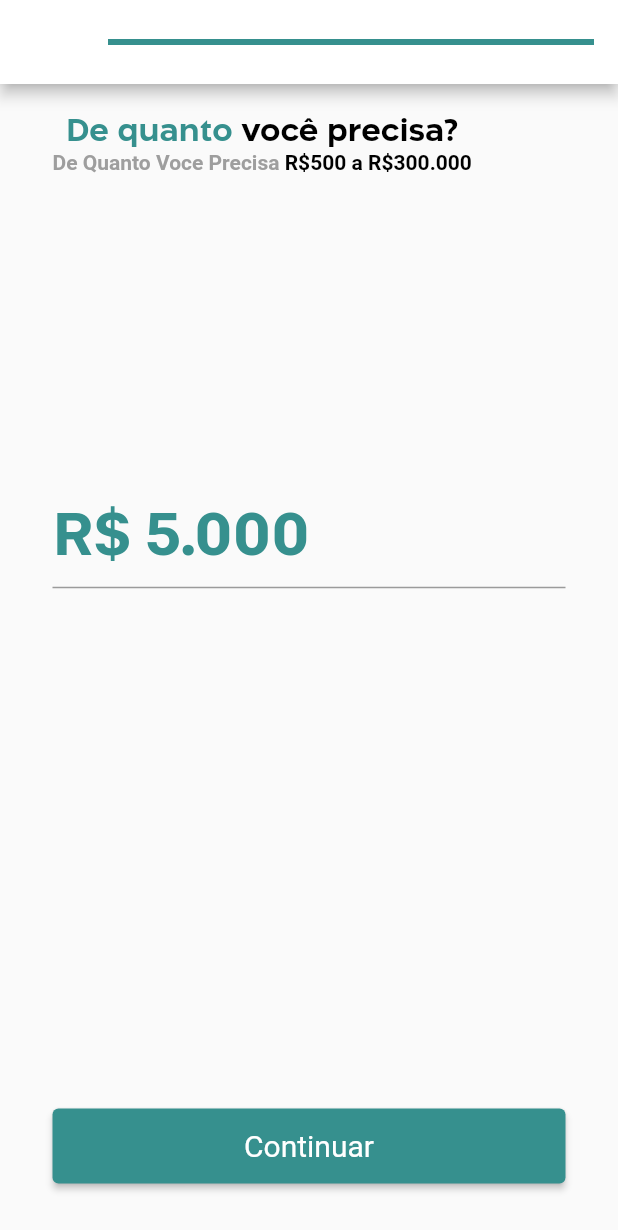
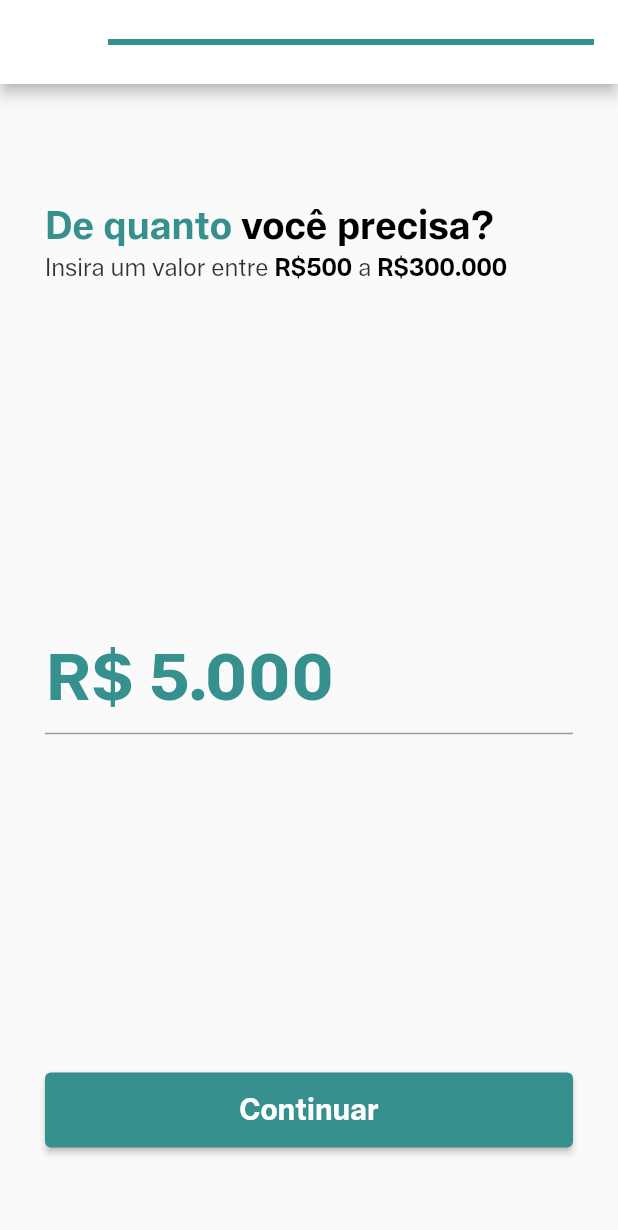
Before and after one commit to artbarbosa/credit_simulator, a Flutter app: the screen it shows after launch, after a tap on "Continuar", on a phone screen of 412 x 824 dp. Shown: the top 1230 px of the screen. Run offline on Flutter 3.47's test engine with Material 2 defaults, Android fonts, the phone set to English and light mode, and no system bars; our stand-ins replace dio, get_it; accounts and stored records are empty.

Commit message:
Initial Commit

```diff
--- /dev/null
+++ b/lib/src/core/shared/consts/app_text_style_const.dart
@@ -0,0 +1,62 @@
+import 'package:flutter/material.dart';
+
+import 'app_colors_const.dart';
+
+class AppTextStylesConst {
+  static const titlesBlack = TextStyle(
+    fontSize: 26,
+    fontFamily: 'Cabrion',
+    color: Colors.black,
+    fontWeight: FontWeight.w700,
+  );
+  static const titlesPrimary = TextStyle(
+    fontSize: 26,
+    fontFamily: 'Cabrion',
+    color: AppColorsConst.primary,
+    fontWeight: FontWeight.w700,
+  );
+
+  static final subtitlesRegular = TextStyle(
+    fontSize: 16,
+    fontFamily: 'Cabrion',
+    color: Colors.black.withOpacity(0.8),
+  );
+  static const subtitlesBold = TextStyle(
+    fontSize: 16,
+    fontFamily: 'Cabrion',
+    color: Colors.black,
+    fontWeight: FontWeight.w700,
+  );
+
+  static const numberTitle = TextStyle(
+    fontSize: 45,
+    fontFamily: 'Abitare',
+    color: AppColorsConst.primary,
+  );
+
+  static const textButtonrPrimary = TextStyle(
+    fontSize: 17,
+    fontFamily: 'Cabrion',
+    color: AppColorsConst.primary,
+    fontWeight: FontWeight.w700,
+  );
+  static const buttonPrimary = TextStyle(
+    fontSize: 20,
+    fontFamily: 'Cabrion',
+    color: Colors.white,
+    fontWeight: FontWeight.w700,
+  );
+
+  static final titleSlideRegular = TextStyle(
+    fontSize: 18,
+    fontFamily: 'Cabrion',
+    color: Colors.black.withOpacity(0.85),
+    fontWeight: FontWeight.w700,
+  );
+  static const titleSlideBold = TextStyle(
+    fontSize: 18,
+    fontFamily: 'Cabrion',
+    color: Colors.black,
+    fontWeight: FontWeight.w700,
+  );
+}
--- a/lib/src/core/shared/ui/widget/custom_buttom.dart
+++ b/lib/src/core/shared/ui/widget/custom_buttom.dart
@@ -1,29 +1,32 @@
 import 'package:flutter/material.dart';
+
+import '../../consts/app_text_style_const.dart';
 
 class CustomButton extends StatelessWidget {
   const CustomButton(
       {Key? key,
       required this.onPressed,
-      required this.currentSize,
+      required this.width,
       required this.label})
       : super(key: key);
   final void Function() onPressed;
-  final Size currentSize;
+  final double width;
   final String label;
   @override
   Widget build(BuildContext context) {
-    return Flexible(
-      child: Align(
+    return Align(
       alignment: Alignment.bottomCenter,
       child: SizedBox(
-          width: currentSize.width,
+        width: width,
         height: 50,
         child: ElevatedButton(
           style: ButtonStyle(
               textStyle:
                   MaterialStateProperty.all(const TextStyle(fontSize: 20))),
           onPressed: onPressed,
-            child: Text(label),
+          child: Text(
+            label,
+            style: AppTextStylesConst.buttonPrimary,
           ),
         ),
       ),
--- a/lib/src/modules/credit/submodules/simulator_credit/router/simulator_credit_router.dart
+++ b/lib/src/modules/credit/submodules/simulator_credit/router/simulator_credit_router.dart
@@ -4,8 +4,8 @@ import '../ui/credit_result/route/credit_result_arguments.dart';
 import '../ui/credit_result/route/credit_result_route.dart';
 import '../ui/input_amount/route/input_amount_arguments.dart';
 import '../ui/input_amount/route/input_amount_route.dart';
-import '../ui/input_options/input_options_arguments.dart';
-import '../ui/input_options/input_options_route.dart';
+import '../ui/input_options/route/input_options_arguments.dart';
+import '../ui/input_options/route/input_options_route.dart';
 import '../ui/input_user/route/input_user_route.dart';
 
 class SimulatorCreditRouter extends StatelessWidget {
--- a/lib/src/modules/credit/submodules/simulator_credit/ui/input_amount/page/input_amount_page.dart
+++ b/lib/src/modules/credit/submodules/simulator_credit/ui/input_amount/page/input_amount_page.dart
@@ -2,7 +2,8 @@ import 'package:flutter/material.dart';
 import 'package:rispar_credit_simulator/src/core/shared/ui/widget/custom_buttom.dart';
 
 import '../../../../../../../core/shared/consts/app_colors_const.dart';
-import '../../input_options/input_options_arguments.dart';
+import '../../../../../../../core/shared/consts/app_text_style_const.dart';
+import '../../input_options/route/input_options_arguments.dart';
 import '../controller/input_amount_controller.dart';
 import '../route/input_amount_arguments.dart';
 import '../utils/currency_value_mask.dart';
@@ -23,78 +24,57 @@ class InputValuePage extends StatelessWidget {
           value: 0.33,
         ),
       ),
-      body: Form(
+      body: SingleChildScrollView(
+        child: Form(
           key: controller.formKey,
+          child: SizedBox(
+            height: currentSize.height - 80,
             child: Padding(
-          padding:
-              const EdgeInsets.only(left: 35, right: 35, bottom: 35, top: 20),
+              padding: const EdgeInsets.only(
+                  left: 30, right: 30, bottom: 35, top: 80),
               child: Column(
-            mainAxisAlignment: MainAxisAlignment.spaceBetween,
+                mainAxisSize: MainAxisSize.min,
+                mainAxisAlignment: MainAxisAlignment.start,
                 crossAxisAlignment: CrossAxisAlignment.start,
-            children: [
-              SizedBox(
-                height: currentSize.height * 0.3,
-                child: Column(
                 children: [
                   RichText(
                     text: const TextSpan(
                       text: 'De quanto ',
-                        style: TextStyle(
-                          fontSize: 20,
-                          fontFamily: 'Aftika',
-                          color: AppColorsConst.primary,
-                          fontWeight: FontWeight.bold,
-                        ),
+                      style: AppTextStylesConst.titlesPrimary,
                       children: [
                         TextSpan(
                           text: 'você precisa?',
-                            style: TextStyle(
-                              fontSize: 20,
-                              fontFamily: 'Aftika',
-                              color: Colors.black,
-                              fontWeight: FontWeight.bold,
-                            ),
+                          style: AppTextStylesConst.titlesBlack,
                         ),
                       ],
                     ),
                   ),
+                  const SizedBox(height: 4),
                   RichText(
-                      text: const TextSpan(
-                        text: 'De Quanto Voce Precisa ',
-                        style: TextStyle(
-                            color: Colors.grey, fontWeight: FontWeight.bold),
+                    text: TextSpan(
+                      text: 'Insira um valor entre ',
+                      style: AppTextStylesConst.subtitlesRegular,
                       children: [
-                          TextSpan(
+                        const TextSpan(
                           text: 'R\$500',
-                            style: TextStyle(
-                                color: Colors.black,
-                                fontWeight: FontWeight.bold),
+                          style: AppTextStylesConst.subtitlesBold,
                         ),
                         TextSpan(
                           text: ' a ',
-                            style: TextStyle(color: Colors.black),
+                          style: AppTextStylesConst.subtitlesRegular,
                         ),
-                          TextSpan(
+                        const TextSpan(
                           text: 'R\$300.000',
-                            style: TextStyle(
-                                color: Colors.black,
-                                fontWeight: FontWeight.bold),
-                          ),
+                          style: AppTextStylesConst.subtitlesBold,
+                        )
                       ],
                     ),
                   ),
-                  ],
-                ),
-              ),
+                  const Spacer(),
                   TextFormField(
                     initialValue: '5.000',
-                style: const TextStyle(
-                  fontFamily: 'Abitare',
-                  fontSize: 40,
-                  color: AppColorsConst.primary,
-                ),
-                keyboardType: const TextInputType.numberWithOptions(
-                    decimal: true, signed: false),
+                    style: AppTextStylesConst.numberTitle,
+                    keyboardType: TextInputType.number,
                     validator: controller.validateAmount,
                     onSaved: (amount) {
                       if (amount != null) {
@@ -110,6 +90,7 @@ class InputValuePage extends StatelessWidget {
                       style: TextStyle(color: AppColorsConst.primary),
                     )),
                   ),
+                  const Spacer(),
                   CustomButton(
                     label: 'Continuar',
                     onPressed: () {
@@ -122,8 +103,11 @@ class InputValuePage extends StatelessWidget {
                         ),
                       );
                     },
-                  currentSize: currentSize)
+                    width: currentSize.width,
+                  )
                 ],
+              ),
+            ),
           ),
         ),
       ),
--- a/lib/src/modules/credit/submodules/simulator_credit/ui/input_options/page/input_options_page.dart
+++ b/lib/src/modules/credit/submodules/simulator_credit/ui/input_options/page/input_options_page.dart
@@ -1,10 +1,11 @@
 import 'package:flutter/material.dart';
-import 'package:rispar_credit_simulator/src/modules/credit/submodules/simulator_credit/models/post_credit_model.dart';
 
-import '../../../../../../../core/shared/consts/app_colors_const.dart';
+import '../../../../../../../core/shared/consts/app_text_style_const.dart';
+import '../../../../../../../core/shared/ui/widget/custom_buttom.dart';
 import '../../../../../../../core/shared/utils/format_amount.dart';
+import '../../../models/post_credit_model.dart';
 import '../../credit_result/route/credit_result_arguments.dart';
-import '../input_options_arguments.dart';
+import '../route/input_options_arguments.dart';
 import 'controller/input_options_controller.dart';
 import 'widgets/custom_slide.dart';
 
@@ -20,24 +21,46 @@ class _InputOptionsPageState extends State<InputOptionsPage> {
   @override
   Widget build(BuildContext context) {
     final controller = InputOptionsController();
+    final Size currentSize = MediaQuery.of(context).size;
     return Scaffold(
-      body: Column(
-        mainAxisAlignment: MainAxisAlignment.center,
-        children: [
-          const Text(
-            'Valor Escolhido',
-            style: TextStyle(
-              fontFamily: 'Abitare',
-              fontSize: 30,
-              color: Colors.black,
+      appBar: AppBar(
+        backgroundColor: Colors.white,
+        centerTitle: true,
+        title: const LinearProgressIndicator(
+          value: 0.33,
         ),
       ),
+      body: Padding(
+        padding:
+            const EdgeInsets.only(left: 30, right: 30, bottom: 35, top: 80),
+        child: Column(
+          crossAxisAlignment: CrossAxisAlignment.start,
+          mainAxisAlignment: MainAxisAlignment.start,
+          children: [
+            Column(
+              crossAxisAlignment: CrossAxisAlignment.start,
+              children: [
+                const Text('Valor escolhido',
+                    style: AppTextStylesConst.titlesBlack),
                 Text(
                     'R\$ ${FormatAmount.call(widget.arguments.amountCreditModel.amount)}',
-            style: const TextStyle(
-              fontFamily: 'Abitare',
-              fontSize: 40,
-              color: AppColorsConst.primary,
+                    style: AppTextStylesConst.numberTitle),
+              ],
+            ),
+            const Spacer(),
+            Padding(
+              padding: const EdgeInsets.only(left: 15),
+              child: RichText(
+                text: TextSpan(
+                  text: 'Escolha o',
+                  style: AppTextStylesConst.titleSlideRegular,
+                  children: const [
+                    TextSpan(
+                      text: ' quantidades de parcelas',
+                      style: AppTextStylesConst.titleSlideBold,
+                    ),
+                  ],
+                ),
               ),
             ),
             CustomSlide(
@@ -50,6 +73,21 @@ class _InputOptionsPageState extends State<InputOptionsPage> {
                 controller.onChangeTerm(value);
               },
             ),
+            Padding(
+              padding: const EdgeInsets.only(left: 5),
+              child: RichText(
+                text: TextSpan(
+                  text: 'Escolha o',
+                  style: AppTextStylesConst.titleSlideRegular,
+                  children: const [
+                    TextSpan(
+                      text: ' percentual de garantia',
+                      style: AppTextStylesConst.titleSlideBold,
+                    ),
+                  ],
+                ),
+              ),
+            ),
             CustomSlide(
               minValue: 20,
               maxValue: 50,
@@ -60,8 +98,22 @@ class _InputOptionsPageState extends State<InputOptionsPage> {
                 controller.onChangeLtv(value);
               },
             ),
-          TextButton(
-            child: const Text('Continuar Sem Protreção'),
+            const Spacer(),
+            const Text(
+              'Garantia Protegida',
+              style: AppTextStylesConst.titlesPrimary,
+            ),
+            Text(
+              'Bitcoin caiu? Fique tranquilo! Na garantia protegida, você não recebe chamada de margem e não é liquido.',
+              style: AppTextStylesConst.subtitlesRegular,
+            ),
+            const Spacer(),
+            Center(
+              child: TextButton(
+                child: const Text(
+                  'Continuar sem proteção',
+                  style: AppTextStylesConst.textButtonrPrimary,
+                ),
                 onPressed: () {
                   controller.setHasProtected(false);
                   Navigator.of(context).pushNamed(
@@ -76,8 +128,9 @@ class _InputOptionsPageState extends State<InputOptionsPage> {
                   );
                 },
               ),
-          ElevatedButton(
-            child: const Text('Continuar'),
+            ),
+            CustomButton(
+              label: 'Adicionar garantia',
               onPressed: () {
                 controller.setHasProtected(true);
                 Navigator.of(context).pushNamed(
@@ -93,8 +146,10 @@ class _InputOptionsPageState extends State<InputOptionsPage> {
                   ),
                 );
               },
-          )
+              width: currentSize.width,
+            ),
           ],
+        ),
       ),
     );
   }
--- a/lib/src/modules/credit/submodules/simulator_credit/ui/input_options/input_options_arguments.dart
+++ b/lib/src/modules/credit/submodules/simulator_credit/ui/input_options/route/input_options_arguments.dart
@@ -1,6 +1,6 @@
 import 'package:rispar_credit_simulator/src/modules/credit/submodules/simulator_credit/models/amount_credit_model.dart';
 
-import '../../../../../../core/user/model/user_model.dart';
+import '../../../../../../../core/user/model/user_model.dart';
 
 class InputOptionsArguments {
   InputOptionsArguments({required this.amountCreditModel, required this.user});
--- a/lib/src/modules/credit/submodules/simulator_credit/ui/input_options/input_options_route.dart
+++ b/lib/src/modules/credit/submodules/simulator_credit/ui/input_options/route/input_options_route.dart
@@ -1,7 +1,7 @@
 import 'package:flutter/material.dart';
 
+import '../page/input_options_page.dart';
 import 'input_options_arguments.dart';
-import 'page/input_options_page.dart';
 
 class InputOptionsRoute extends StatelessWidget {
   const InputOptionsRoute({Key? key, required this.arguments})
--- a/lib/src/modules/credit/submodules/simulator_credit/ui/input_user/page/input_user_page.dart
+++ b/lib/src/modules/credit/submodules/simulator_credit/ui/input_user/page/input_user_page.dart
@@ -1,7 +1,7 @@
 import 'package:flutter/material.dart';
-import 'package:rispar_credit_simulator/src/core/shared/consts/app_colors_const.dart';
 import 'package:rispar_credit_simulator/src/core/shared/ui/widget/custom_buttom.dart';
 
+import '../../../../../../../core/shared/consts/app_text_style_const.dart';
 import '../../input_amount/route/input_amount_arguments.dart';
 import '../controller/input_user_controller.dart';
 
@@ -14,73 +14,52 @@ class InputUserPage extends StatelessWidget {
   Widget build(BuildContext context) {
     final currentSize = MediaQuery.of(context).size;
     return Scaffold(
-      body: Form(
+      body: SingleChildScrollView(
+        child: Form(
           key: controller.formKey,
+          child: SizedBox(
+            height: currentSize.height,
             child: Padding(
-          padding:
-              const EdgeInsets.only(left: 35, right: 35, bottom: 35, top: 20),
+              padding: const EdgeInsets.only(
+                  bottom: 35, left: 30, right: 30, top: 80),
               child: Column(
+                mainAxisSize: MainAxisSize.min,
                 mainAxisAlignment: MainAxisAlignment.start,
                 crossAxisAlignment: CrossAxisAlignment.start,
                 children: [
                   SizedBox(
-                height: currentSize.height * 0.35,
                     child: Image.asset('assets/images/input_user_image.png'),
                   ),
+                  const SizedBox(height: 20),
                   RichText(
                     text: const TextSpan(
                       text: 'Simule ',
-                  style: TextStyle(
-                    fontSize: 25,
-                    fontFamily: 'Aftika',
-                    color: Colors.black,
-                    fontWeight: FontWeight.bold,
-                  ),
+                      style: AppTextStylesConst.titlesBlack,
                       children: [
                         TextSpan(
                           text: 'agora',
-                      style: TextStyle(
-                        fontSize: 25,
-                        fontFamily: 'Aftika',
-                        color: AppColorsConst.primary,
-                        fontWeight: FontWeight.bold,
-                      ),
+                          style: AppTextStylesConst.titlesPrimary,
                         ),
                       ],
                     ),
                   ),
                   const SizedBox(height: 4),
-              const Text(
-                'Crédito rápido, fácil e seguro! :)',
-                style: TextStyle(
-                  fontSize: 15,
-                  fontFamily: 'Vayu',
-                  color: Color(0xFF323436),
-                ),
-              ),
-              const SizedBox(height: 20),
+                  Text('Crédito rápido, fácil e seguro! :)',
+                      style: AppTextStylesConst.subtitlesRegular),
+                  SizedBox(height: currentSize.height * 0.1),
                   RichText(
-                text: const TextSpan(
+                    text: TextSpan(
                       text: 'Qual seu',
-                  style: TextStyle(
-                    fontSize: 15,
-                    fontFamily: 'Vayu',
-                    color: Color(0xFF323436),
-                  ),
-                  children: [
+                      style: AppTextStylesConst.subtitlesRegular,
+                      children: const [
                         TextSpan(
                           text: ' nome completo?',
-                      style: TextStyle(
-                        fontSize: 15,
-                        color: Colors.black,
-                        fontWeight: FontWeight.bold,
-                      ),
+                          style: AppTextStylesConst.subtitlesBold,
                         ),
                       ],
                     ),
                   ),
                   TextFormField(
-                autofocus: true,
                     keyboardType: TextInputType.name,
                     decoration: const InputDecoration(
                       hintText: 'Nome Completo',
@@ -90,29 +69,20 @@ class InputUserPage extends StatelessWidget {
                       controller.fullName = fullname!;
                     },
                   ),
-              const SizedBox(height: 10),
+                  const SizedBox(height: 20),
                   RichText(
-                text: const TextSpan(
+                    text: TextSpan(
                       text: 'E seu',
-                  style: TextStyle(
-                    fontSize: 15,
-                    fontFamily: 'Vayu',
-                    color: Color(0xFF323436),
-                  ),
-                  children: [
+                      style: AppTextStylesConst.subtitlesRegular,
+                      children: const [
                         TextSpan(
-                      text: 'e-mail?',
-                      style: TextStyle(
-                        fontSize: 15,
-                        color: Colors.black,
-                        fontWeight: FontWeight.bold,
-                      ),
+                          text: ' e-mail?',
+                          style: AppTextStylesConst.subtitlesBold,
                         ),
                       ],
                     ),
                   ),
                   TextFormField(
-                autofocus: true,
                     keyboardType: TextInputType.emailAddress,
                     validator: controller.validateEmail,
                     decoration: const InputDecoration(
@@ -122,7 +92,7 @@ class InputUserPage extends StatelessWidget {
                       controller.email = email!;
                     },
                   ),
-              const SizedBox(height: 20),
+                  const Spacer(),
                   CustomButton(
                     label: 'Continuar',
                     onPressed: () {
@@ -131,9 +101,11 @@ class InputUserPage extends StatelessWidget {
                           arguments:
                               InputAmountArguments(user: controller.userModel));
                     },
-                currentSize: currentSize,
+                    width: currentSize.width,
                   ),
                 ],
+              ),
+            ),
           ),
         ),
       ),
```
Also changed, not shown: pubspec.yaml (+15 -0 lines), assets/fonts/Cabrion-Bold.ttf (added), assets/fonts/Cabrion-Regular.ttf (added), assets/fonts/Eloquia-ExtraBold.otf (added), assets/gifs/progress_indicator.gif (added). Lines whose indentation alone changed are shown as unchanged.
